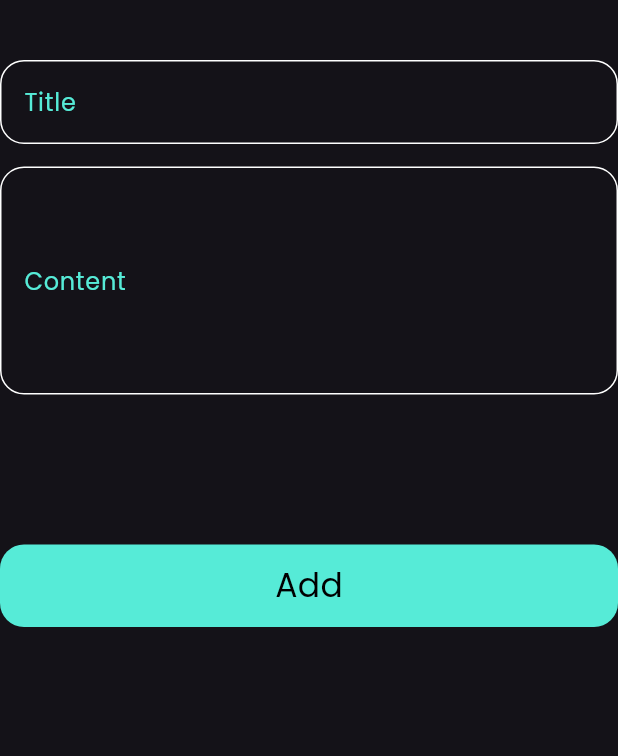
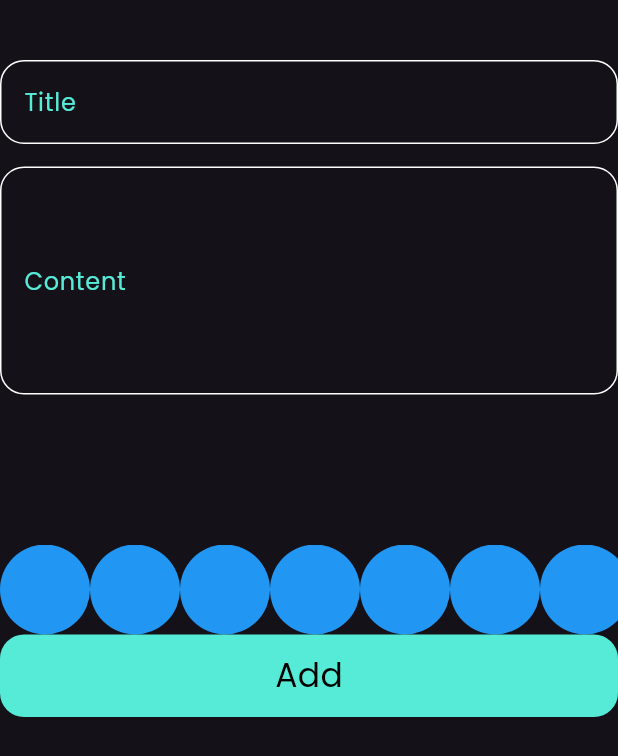
Before and after one commit to abdulrhmanhassan/note_app, a Flutter app: the AddNoteForm widget shown alone on an empty page, opened directly, on a phone screen of 412 x 824 dp. Shown: the top 756 px of the screen. Run offline on Flutter 3.47's test engine with Material 3 defaults, Android fonts, the phone set to English and light mode, and no system bars; our stand-ins replace bloc, flutter_bloc, hive, hive_flutter; accounts and stored records are empty.

Commit message:
Colors List view 1

```diff
--- a/lib/widgets/add_note_form.dart
+++ b/lib/widgets/add_note_form.dart
@@ -1,5 +1,7 @@
 import 'package:a/cubits/add_note_cubit/add_note_cubit.dart';
 import 'package:a/models/note_model.dart';
+import 'package:a/widgets/color_item.dart';
+import 'package:a/widgets/colors_list_view.dart';
 import 'package:flutter/material.dart';
 import 'package:flutter_bloc/flutter_bloc.dart';
 import 'package:intl/intl.dart';
@@ -53,6 +55,11 @@ class _AddNoteFormState extends State<AddNoteForm> {
           const SizedBox(
             height: 100,
           ),
+
+          //  List of Colors
+          const ColorsListView(),
+
+          // Add button
           BlocBuilder<AddNoteCubit, AddNoteState>(
             builder: (context, state) {
               return CustomButton(
--- /dev/null
+++ b/lib/widgets/color_item.dart
@@ -0,0 +1,13 @@
+import 'package:flutter/material.dart';
+
+class ColorItem extends StatelessWidget {
+  const ColorItem({super.key});
+
+  @override
+  Widget build(BuildContext context) {
+    return const CircleAvatar(
+      radius: 30,
+      backgroundColor: Colors.blue,
+    );
+  }
+}
--- /dev/null
+++ b/lib/widgets/colors_list_view.dart
@@ -0,0 +1,21 @@
+import 'package:flutter/material.dart';
+
+import 'color_item.dart';
+
+class ColorsListView extends StatelessWidget {
+  const ColorsListView({super.key});
+
+  @override
+  Widget build(BuildContext context) {
+    return SizedBox(
+      height: 30 * 2,
+      child: ListView.builder(
+        scrollDirection: Axis.horizontal,
+        itemCount: 10,
+        itemBuilder: (context, index) {
+          return const ColorItem();
+        },
+      ),
+    );
+  }
+}
--- a/lib/widgets/custom_text_field.dart
+++ b/lib/widgets/custom_text_field.dart
@@ -5,14 +5,14 @@ class CustomTextField extends StatelessWidget {
   const CustomTextField({
     super.key,
     required this.hint,
-    required this.label,
+    this.label,
     this.maxLine = 1,
     this.onSaved,
     this.onChanged,
   });
 
   final String hint;
-  final String label;
+  final String? label;
   final int maxLine;
 
   final void Function(String?)? onSaved;
--- a/lib/widgets/edit_note_view_body.dart
+++ b/lib/widgets/edit_note_view_body.dart
@@ -41,11 +41,11 @@ class _EditNoteViewBodyState extends State<EditNoteViewBody> {
           ),
           // title
           CustomTextField(
-              onChanged: (value) {
-                title = value;
-              },
-              hint: widget.note.title,
-              label: "Title"),
+            onChanged: (value) {
+              title = value;
+            },
+            hint: widget.note.title,
+          ),
           const SizedBox(height: 16),
           // content
           CustomTextField(
@@ -53,7 +53,6 @@ class _EditNoteViewBodyState extends State<EditNoteViewBody> {
               content = value;
             },
             hint: widget.note.content,
-            label: "Content",
             maxLine: 5,
           )
         ],
```
